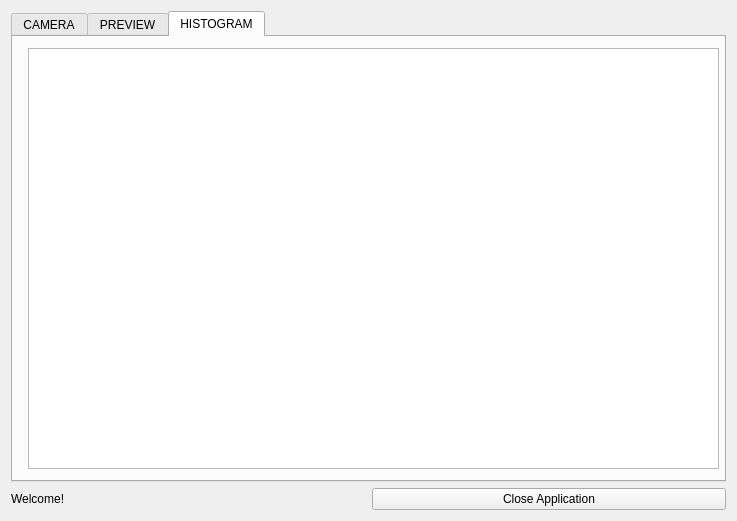
The window that qtExamples/QtFaceRecognition/widget.ui (DarkSector/qt-project) describes before a commit, drawn with Qt 5.
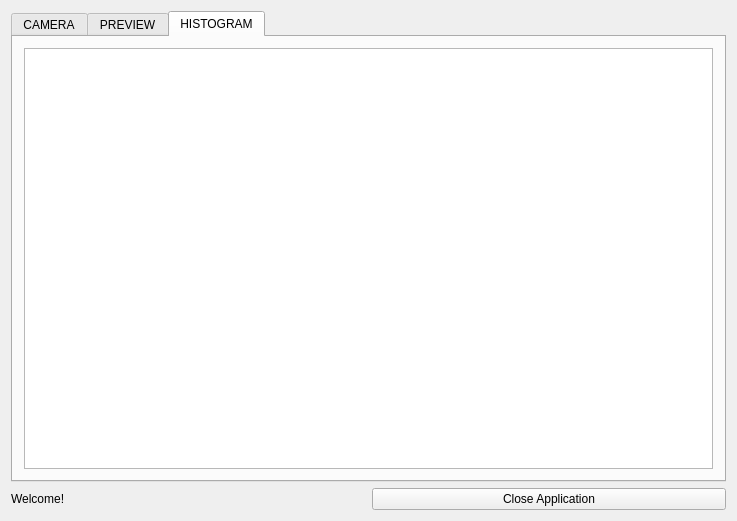
The same window after the commit. The open tabs and pages were chosen to show the change.

The edit to the form file:
```diff
--- a/qtExamples/QtFaceRecognition/widget.ui
+++ b/qtExamples/QtFaceRecognition/widget.ui
@@ -156,16 +156,11 @@
       <attribute name="title">
        <string>HISTOGRAM</string>
       </attribute>
-      <widget class="QGraphicsView" name="histogramGraphicsView">
-       <property name="geometry">
-        <rect>
-         <x>15</x>
-         <y>11</y>
-         <width>691</width>
-         <height>421</height>
-        </rect>
-       </property>
-      </widget>
+      <layout class="QGridLayout" name="gridLayout_4">
+       <item row="0" column="0">
+        <widget class="QGraphicsView" name="histogramGraphicsView"/>
+       </item>
+      </layout>
      </widget>
     </widget>
    </item>
```
